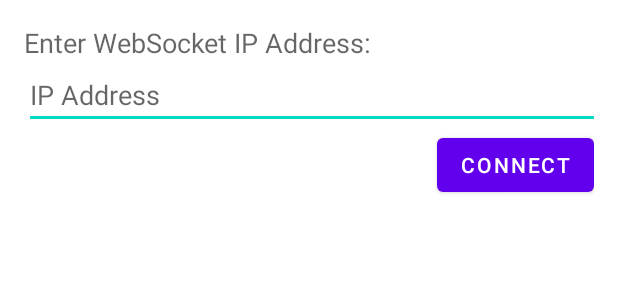
After one commit to LucasWolke/DashCam, an Android app: the layout popup_layout.xml on its own in the app's theme, with its tools: preview values and no code run, on a phone screen of 412 x 824 dp. The commit adds this screen. Shown: the top 300 px of the screen. Run offline under Robolectric (Android 15) with nearby library versions, the phone set to English and light mode, and no system bars.

Commit message:
#15 Added websocket IP input to frontend

```diff
--- /dev/null
+++ b/frontend/app/src/main/res/layout/popup_layout.xml
@@ -0,0 +1,35 @@
+<?xml version="1.0" encoding="utf-8"?>
+<LinearLayout xmlns:android="http://schemas.android.com/apk/res/android"
+    android:layout_width="match_parent"
+    android:layout_height="match_parent"
+    android:background="@android:color/transparent"
+    android:orientation="vertical"
+    android:padding="16dp">
+
+    <TextView
+        android:layout_width="wrap_content"
+        android:layout_height="wrap_content"
+        android:text="Enter WebSocket IP Address:"
+        android:textAppearance="?android:attr/textAppearanceMedium" />
+
+    <EditText
+        android:id="@+id/editTextWebSocketAddress"
+        android:layout_width="429dp"
+        android:layout_height="wrap_content"
+        android:hint="IP Address" />
+
+    <LinearLayout
+        android:layout_width="wrap_content"
+        android:layout_height="wrap_content"
+        android:gravity="end">
+
+    </LinearLayout>
+
+    <Button
+        android:id="@+id/buttonConnectWebSocket"
+        android:layout_width="wrap_content"
+        android:layout_height="wrap_content"
+        android:layout_gravity="end"
+        android:text="Connect" />
+
+</LinearLayout>
```
Also changed, not shown: frontend/app/src/main/java/com/example/dashcamfrontend/MainActivity.java (+60 -22 lines).
